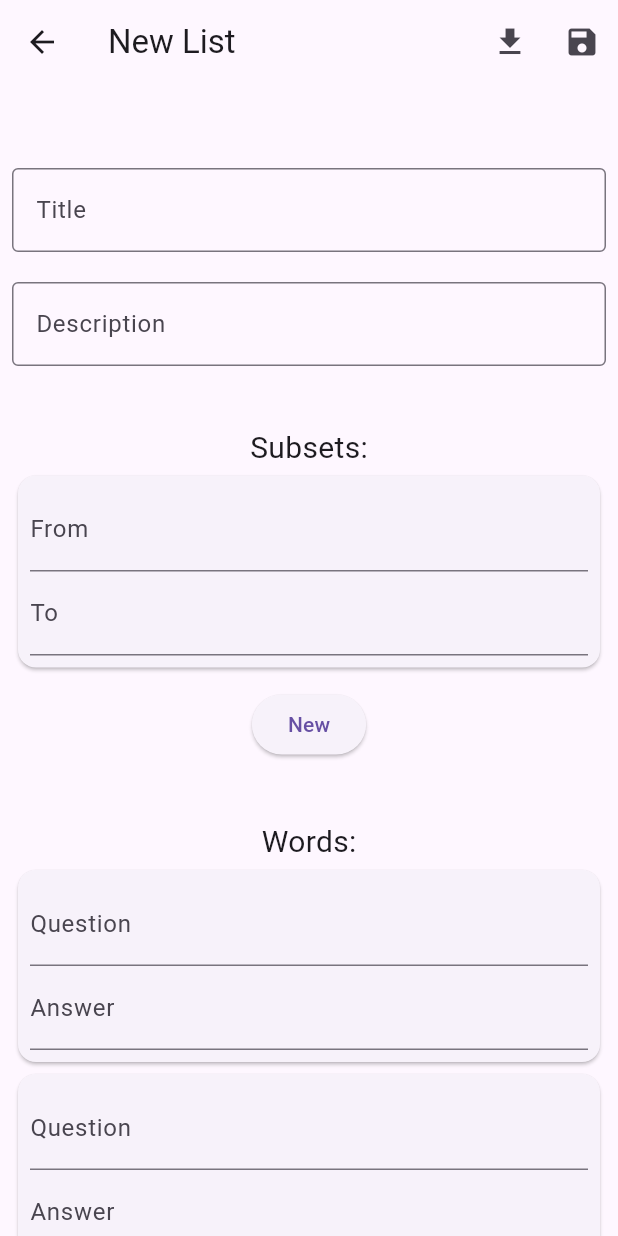
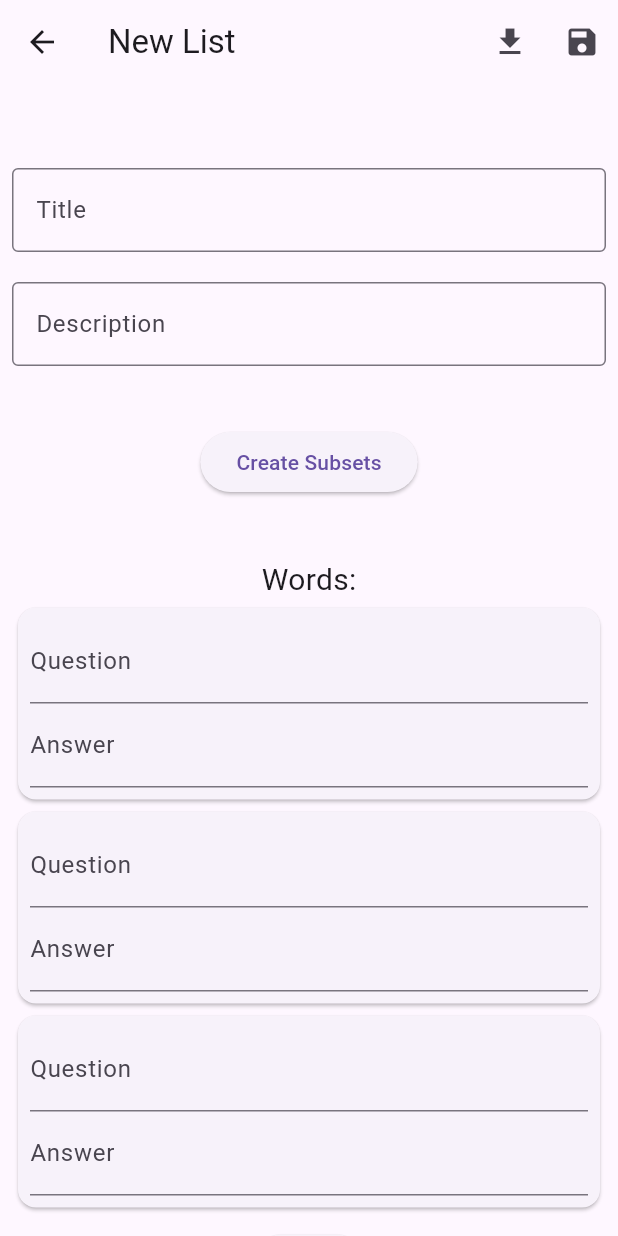
Before and after one commit to judemont/QuizFlow, a Flutter app: the VocEditorPage screen opened directly, on a phone screen of 412 x 824 dp. Run offline on Flutter 3.47's test engine with Material 3 defaults, Android fonts, the phone set to English and light mode, and no system bars; our stand-ins replace flip_card, share_plus, shared_preferences, sqflite, sqflite_common_ffi; missing offline and left inert: file_selector, flutter_archive; accounts and stored records are empty.

Commit message:
feat: Add showSubsets flag to control visibility of subsets in VocEditorPage

```diff
--- a/lib/widgets/voc_editor_page.dart
+++ b/lib/widgets/voc_editor_page.dart
@@ -31,6 +31,7 @@ class _VocEditorPageState extends State<VocEditorPage> {
   ValueNotifier<List<DismissibleCard>> subsetsCards = ValueNotifier([]);
   TextEditingController titleController = TextEditingController();
   TextEditingController descriptionController = TextEditingController();
+  bool showSubsets = false;
 
   void newWordCard({Word? initialWord}) {
     setState(() {
@@ -60,6 +61,9 @@ class _VocEditorPageState extends State<VocEditorPage> {
       subsetsCards.value.add(DismissibleCard(
         editorCards: subsetsCards,
         onItemRemoved: () {
+          if (subsetsCards.value.isEmpty) {
+            showSubsets = false;
+          }
           setState(() {});
         },
         child: SubsetEditorCard(
@@ -147,11 +151,13 @@ class _VocEditorPageState extends State<VocEditorPage> {
     }
 
     if (widget.initialSubsets != null) {
+      showSubsets = true;
       print("BBBAA");
       for (Subset subset in widget.initialSubsets!) {
         newSubsetCard(initialSubset: subset);
       }
     } else {
+      showSubsets = false;
       for (var i = 0; i < 1; i++) {
         newSubsetCard();
       }
@@ -258,6 +264,21 @@ class _VocEditorPageState extends State<VocEditorPage> {
                   const SizedBox(height: 40),
                   Column(
                     children: [
+                      Visibility(
+                        visible: !showSubsets,
+                        child: ElevatedButton(
+                          onPressed: () {
+                            setState(() {
+                              showSubsets = true;
+                            });
+                          },
+                          child: const Text("Create Subsets"),
+                        ),
+                      ),
+                      Visibility(
+                        visible: showSubsets,
+                        child: Column(
+                          children: [
                             const Text(
                               "Subsets:",
                               style: TextStyle(fontSize: 20),
@@ -273,6 +294,9 @@ class _VocEditorPageState extends State<VocEditorPage> {
                                   newSubsetCard();
                                 },
                                 child: const Text("New")),
+                          ],
+                        ),
+                      ),
                       const SizedBox(
                         height: 40,
                       ),
```
Lines whose indentation alone changed are shown as unchanged.
